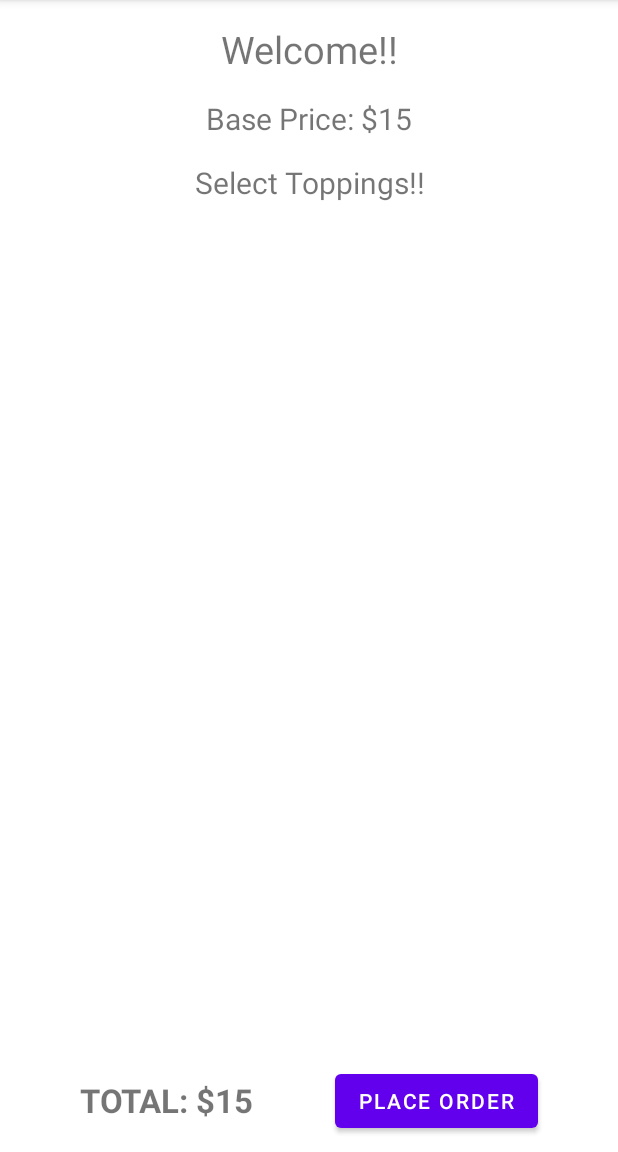
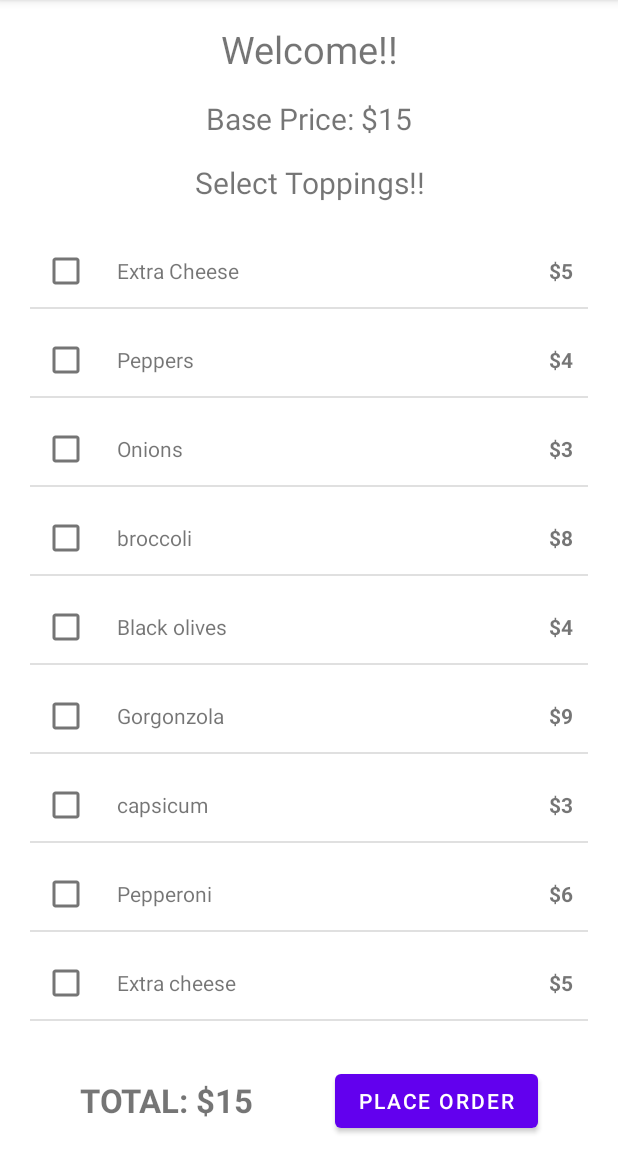
Before and after one commit to moxit01/pizza-ordering, an Android app: the screen it shows after launch (MainActivity), on a phone screen of 412 x 824 dp, the part 84-1236 px from its top. Run offline under Robolectric (Android 15) with nearby library versions, the phone set to English and light mode, and no system bars.

Commit message:
Added Adapters and Database
added activity to the app and connected database to the app.

```diff
--- a/PizzaOrdering/app/build.gradle
+++ b/PizzaOrdering/app/build.gradle
@@ -29,10 +29,13 @@ android {
 
 dependencies {
 
+    implementation fileTree(dir: 'libs', include: ['*.jar'])
     implementation 'androidx.appcompat:appcompat:1.4.1'
     implementation 'com.google.android.material:material:1.5.0'
     implementation 'androidx.constraintlayout:constraintlayout:2.1.3'
     testImplementation 'junit:junit:4.13.2'
     androidTestImplementation 'androidx.test.ext:junit:1.1.3'
     androidTestImplementation 'androidx.test.espresso:espresso-core:3.4.0'
+    implementation 'androidx.recyclerview:recyclerview:1.2.1'
+    implementation "androidx.recyclerview:recyclerview-selection:1.1.0"
 }
--- a/PizzaOrdering/app/src/main/java/com/example/pizzaordering/MainActivity.java
+++ b/PizzaOrdering/app/src/main/java/com/example/pizzaordering/MainActivity.java
@@ -3,12 +3,20 @@ package com.example.pizzaordering;
 import androidx.annotation.NonNull;
 import androidx.appcompat.app.AppCompatActivity;
 
+import android.app.AlertDialog;
+import android.content.ContentValues;
+import android.content.DialogInterface;
 import android.content.Intent;
+import android.content.SharedPreferences;
 import android.database.sqlite.SQLiteDatabase;
 import android.os.Bundle;
+import android.view.ContextThemeWrapper;
 import android.view.Menu;
 import android.view.MenuInflater;
 import android.view.MenuItem;
+import android.view.View;
+import android.view.animation.Animation;
+import android.view.animation.AnimationUtils;
 import android.widget.ListView;
 import android.widget.TextView;
 
@@ -17,26 +25,64 @@ import java.util.ArrayList;
 public class MainActivity extends AppCompatActivity {
 
     ListView toppinglv;
+    ArrayList<Toppings> toppinglist;
+    ArrayList<Boolean> selectedToppings;
+    private SQLiteDatabase mDb;
     public int baseprice = 15;
     TextView total,choosetoppingtv,basepricetv;
-
-
+    ToppingAdapter adapter;
+    AlertDialog.Builder builder1;
 
     @Override
     protected void onCreate(Bundle savedInstanceState) {
+
+        SharedPreferences preferences = getSharedPreferences("PIZZAAPP", MODE_PRIVATE);
+        SharedPreferences.Editor editor = preferences.edit();
+
+
         super.onCreate(savedInstanceState);
         setContentView(R.layout.activity_main);
 
+
+        toppinglist = new ArrayList<>();
+        selectedToppings = new ArrayList<>();
         choosetoppingtv = findViewById(R.id.choosetoppingtv);
         basepricetv=findViewById(R.id.basepricetv);
         total = findViewById(R.id.total);
         total.setText("TOTAL: $" + baseprice);
+        toppinglist.add(new Toppings("Extra Cheese", 5));
+        toppinglist.add(new Toppings("Peppers", 4));
+        toppinglist.add(new Toppings("Onions", 3));
+        toppinglist.add(new Toppings("broccoli", 8));
+        toppinglist.add(new Toppings("Black olives", 4));
+        toppinglist.add(new Toppings("Gorgonzola", 9));
+        toppinglist.add(new Toppings("capsicum", 3));
+        toppinglist.add(new Toppings("Pepperoni", 6));
+        toppinglist.add(new Toppings("Extra cheese", 5));
+        toppinglist.add(new Toppings("melon",10));
 
+        selectedToppings.add(false);
+        selectedToppings.add(false);
+        selectedToppings.add(false);
+        selectedToppings.add(false);
+        selectedToppings.add(false);
+        selectedToppings.add(false);
+        selectedToppings.add(false);
+        selectedToppings.add(false);
+        selectedToppings.add(false);
 
 
         toppinglv = findViewById(R.id.toppinglist);
+        adapter = new ToppingAdapter(toppinglist, selectedToppings, this);
+        toppinglv.setAdapter(adapter);
+
+        OrderDbHelper dbHelper = new OrderDbHelper(this);
+        mDb = dbHelper.getWritableDatabase();
+
 
     }
+
+
 
 
     @Override
@@ -56,6 +102,48 @@ public class MainActivity extends AppCompatActivity {
 
     }
 
+    private void PlaceOrder(int total) {
+        ContentValues cv = new ContentValues();
+        cv.put(OrderContract.OrderEntry.COLUMN_TOTAL, total);
+        long orderid = mDb.insert(OrderContract.OrderEntry.TABLE_NAME, null, cv);
+
+        for (int i = 0; i < selectedToppings.size(); i++) {
+            ContentValues cv1 = new ContentValues();
+            cv.put(OrderDetailContract.OrderDetailEntry.COLUMN_TOPPING_NAME, toppinglist.get(i).getName());
+            cv.put(OrderDetailContract.OrderDetailEntry.COLUMN_TOPPING_PRICE, toppinglist.get(i).getPrice());
+            cv.put(OrderDetailContract.OrderDetailEntry.COLUMN_ORDER_ID, orderid);
+            long orderdetailid = mDb.insert(OrderDetailContract.OrderDetailEntry.TABLE_NAME, null, cv);
+        }
+
+
+        builder1.setTitle("Confirmation");
+        builder1.setMessage("Order Placed successfully?");
+
+        builder1.setPositiveButton(android.R.string.ok, new DialogInterface.OnClickListener() {
+            public void onClick(DialogInterface dialog, int which) {
+                refresh();
+                dialog.dismiss();
+            }
+        });
+
+        AlertDialog alert11 = builder1.create();
+        alert11.show();
+    }
+
+    public void updateBasePrice() {
+        total.setText("TOTAL: $" + baseprice);
+    }
+
+    public void placeOrderLogic(View view) {
+        PlaceOrder(baseprice);
+    }
+
+    public void refresh() {
+
+        adapter.notifyDataSetChanged();
+        baseprice = 15;
+        total.setText("TOTAL: $" + baseprice);
+    }
 
 
 }
--- /dev/null
+++ b/PizzaOrdering/app/src/main/java/com/example/pizzaordering/OrderDbHelper.java
@@ -0,0 +1,48 @@
+package com.example.pizzaordering;
+
+import android.content.Context;
+import android.database.sqlite.SQLiteDatabase;
+import android.database.sqlite.SQLiteOpenHelper;
+
+public class OrderDbHelper extends SQLiteOpenHelper {
+
+
+    private static final String DATABASE_NAME = "orders.db";
+    private static final int DATABASE_VERSION = 1;
+
+    public OrderDbHelper(Context context) {
+        super(context, DATABASE_NAME, null, DATABASE_VERSION);
+    }
+
+    @Override
+    public void onCreate(SQLiteDatabase sqLiteDatabase) {
+
+
+        final String SQL_CREATE_ORDER_TABLE = "CREATE TABLE IF NOT EXISTS " + OrderContract.OrderEntry.TABLE_NAME + " (" +
+                OrderContract.OrderEntry._ID + " INTEGER PRIMARY KEY AUTOINCREMENT," +
+                OrderContract.OrderEntry.COLUMN_TOTAL + " INTEGER NOT NULL, " +
+                OrderContract.OrderEntry.COLUMN_DATE_TIME + " TIMESTAMP DEFAULT CURRENT_TIMESTAMP" +
+                "); ";
+
+        sqLiteDatabase.execSQL(SQL_CREATE_ORDER_TABLE);
+
+        final String SQL_CREATE_ORDER_DETAIL_TABLE = "CREATE TABLE IF NOT EXISTS " + OrderDetailContract.OrderDetailEntry.TABLE_NAME + " (" +
+                OrderDetailContract.OrderDetailEntry._ID + " INTEGER PRIMARY KEY AUTOINCREMENT," +
+                OrderDetailContract.OrderDetailEntry.COLUMN_ORDER_ID + " INTEGER NOT NULL, " +
+                OrderDetailContract.OrderDetailEntry.COLUMN_TOPPING_PRICE + " INTEGER NOT NULL, " +
+                OrderDetailContract.OrderDetailEntry.COLUMN_TOPPING_NAME + " TEXT NOT NULL" +
+                "); ";
+
+        sqLiteDatabase.execSQL(SQL_CREATE_ORDER_TABLE);
+        sqLiteDatabase.execSQL(SQL_CREATE_ORDER_DETAIL_TABLE);
+
+    }
+
+    @Override
+    public void onUpgrade(SQLiteDatabase sqLiteDatabase, int i, int i1) {
+        sqLiteDatabase.execSQL("DROP TABLE IF EXISTS " + OrderContract.OrderEntry.TABLE_NAME);
+        sqLiteDatabase.execSQL("DROP TABLE IF EXISTS " + OrderDetailContract.OrderDetailEntry.TABLE_NAME);
+        onCreate(sqLiteDatabase);
+
+    }
+}
--- /dev/null
+++ b/PizzaOrdering/app/src/main/java/com/example/pizzaordering/ToppingAdapter.java
@@ -0,0 +1,90 @@
+package com.example.pizzaordering;
+
+import android.content.Context;
+import android.content.Context;
+import android.view.View;
+import com.example.pizzaordering.MainActivity;
+import com.example.pizzaordering.R;
+import com.example.pizzaordering.Toppings;
+import android.view.LayoutInflater;
+import android.view.ViewGroup;
+import android.widget.BaseAdapter;
+import android.widget.CheckBox;
+import android.widget.CompoundButton;
+import android.widget.TextView;
+import java.util.ArrayList;
+
+public class ToppingAdapter extends BaseAdapter {
+
+    ArrayList<Toppings> toppinglist;
+    ArrayList<Boolean> selectedToppings;
+
+
+    Context context;
+    MainActivity obj;
+
+    public ToppingAdapter(ArrayList<Toppings> toppinglist,ArrayList<Boolean> selectedToppings, Context context) {
+
+        this.toppinglist = toppinglist;
+        this.context=context;
+        this.selectedToppings=selectedToppings;
+        obj= (MainActivity) context;
+    }
+
+    public int getCount() {
+        return toppinglist.size();
+    }
+
+    @Override
+    public Object getItem(int i) {
+        return null;
+    }
+
+    @Override
+    public long getItemId(int i) {
+        return 0;
+    }
+
+
+    public View getView(final int position, View convertView, ViewGroup parent) {
+
+        LayoutInflater inflater = LayoutInflater.from(context);
+        View row;
+        convertView = inflater.inflate(R.layout.topping_view, parent, false);
+        TextView toppingname,toppingprice;
+        CheckBox cbtoppings;
+
+        toppingname = (TextView) convertView.findViewById(R.id.toppingname);
+        toppingprice = (TextView) convertView.findViewById(R.id.toppingprice);
+
+        cbtoppings = (CheckBox) convertView.findViewById(R.id.cbtoppings);
+
+
+        cbtoppings.setOnCheckedChangeListener(new CompoundButton.OnCheckedChangeListener() {
+            @Override
+            public void onCheckedChanged(CompoundButton compoundButton, boolean b) {
+
+                if(b)
+                {
+                    selectedToppings.set(position,true);
+                    obj.baseprice+=toppinglist.get(position).getPrice();
+
+                }
+                else
+                {
+                    selectedToppings.set(position,false);
+                    obj.baseprice-=toppinglist.get(position).getPrice();
+
+                }
+                obj.updateBasePrice();
+
+
+            }
+        });
+
+        toppingname.setText(toppinglist.get(position).getName());
+        toppingprice.setText("$"+toppinglist.get(position).getPrice());
+
+        return (convertView);
+    }
+}
--- /dev/null
+++ b/PizzaOrdering/app/src/main/java/com/example/pizzaordering/Toppings.java
@@ -0,0 +1,38 @@
+package com.example.pizzaordering;
+
+public class Toppings {
+
+    private String name;
+    private int price;
+
+    public Toppings() {
+    }
+
+    public Toppings(String name, int price) {
+        this.name = name;
+        this.price = price;
+    }
+
+    public String getName() {
+
+        return name;
+    }
+
+    public void setName(String name) {
+
+        this.name = name;
+    }
+
+    public int getPrice() {
+
+        return price;
+    }
+
+    public void setPrice(int price) {
+
+        this.price = price;
+
+    }
+
+
+}
--- a/PizzaOrdering/app/src/main/res/layout/activity_main.xml
+++ b/PizzaOrdering/app/src/main/res/layout/activity_main.xml
@@ -78,6 +78,7 @@
         android:layout_height="wrap_content"
         android:layout_marginLeft="10dp"
         android:text="Place Order"
+        android:onClick="placeOrderLogic"
         app:layout_constraintBottom_toBottomOf="parent"
         app:layout_constraintLeft_toRightOf="@+id/total"
         app:layout_constraintRight_toRightOf="parent" />
--- /dev/null
+++ b/PizzaOrdering/app/src/main/res/layout/topping_view.xml
@@ -0,0 +1,28 @@
+<?xml version="1.0" encoding="utf-8"?>
+<LinearLayout
+    xmlns:android="http://schemas.android.com/apk/res/android" android:layout_width="match_parent"
+    android:layout_height="match_parent"
+    android:orientation="horizontal"
+    >
+    <CheckBox
+        android:layout_width="wrap_content"
+        android:layout_height="wrap_content"
+        android:id="@+id/cbtoppings"
+        android:layout_marginTop="10dp"
+        />
+    <TextView
+        android:layout_width="wrap_content"
+        android:layout_height="wrap_content"
+        android:layout_margin="10dp"
+        android:id="@+id/toppingname"
+        />
+    <TextView
+        android:layout_width="match_parent"
+        android:layout_height="wrap_content"
+        android:layout_margin="10dp"
+        android:textStyle="bold"
+        android:gravity="end"
+        android:id="@+id/toppingprice"
+        />
+
+</LinearLayout>
```
Also changed, not shown: PizzaOrdering/app/src/main/java/com/example/pizzaordering/OrderAdapter.java (added, +110 -0 lines), PizzaOrdering/app/src/main/java/com/example/pizzaordering/OrderContract.java (added, +14 -0 lines), PizzaOrdering/app/src/main/java/com/example/pizzaordering/OrderDetailContract.java (added, +14 -0 lines), PizzaOrdering/app/src/main/java/com/example/pizzaordering/OrderHistory.java (+117 -0 lines), PizzaOrdering/app/src/main/res/layout/order_list.xml (added, +82 -0 lines), PizzaOrdering/app/src/main/java/com/example/pizzaordering/Adapters/OrderAdapter.java (deleted).
